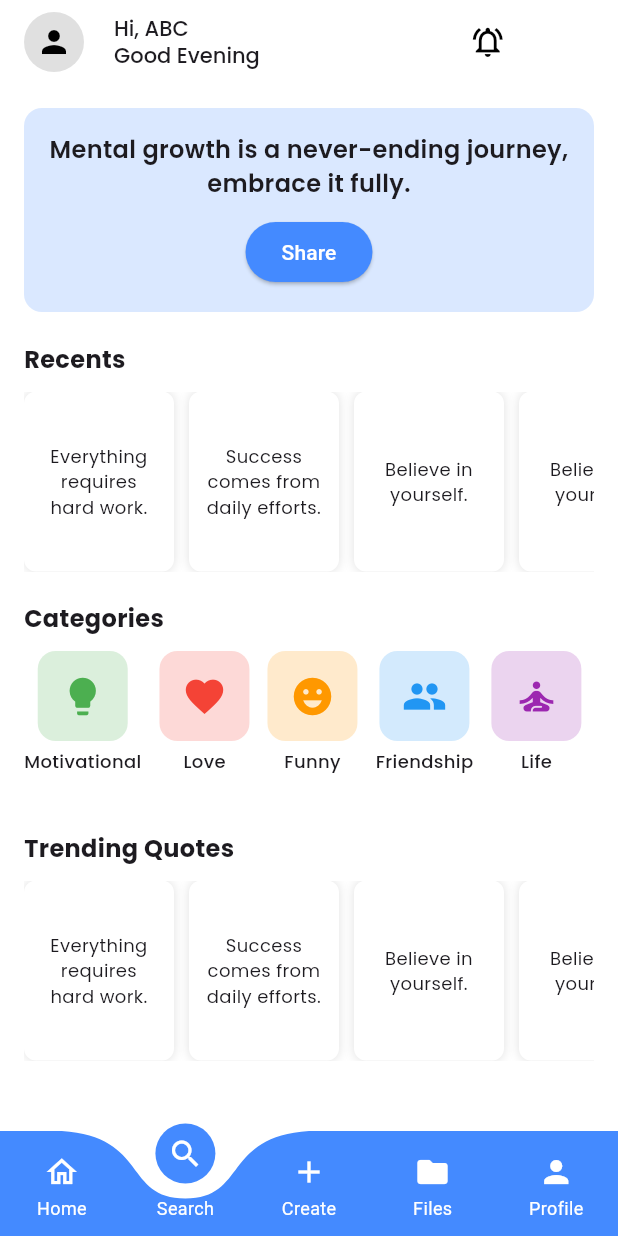
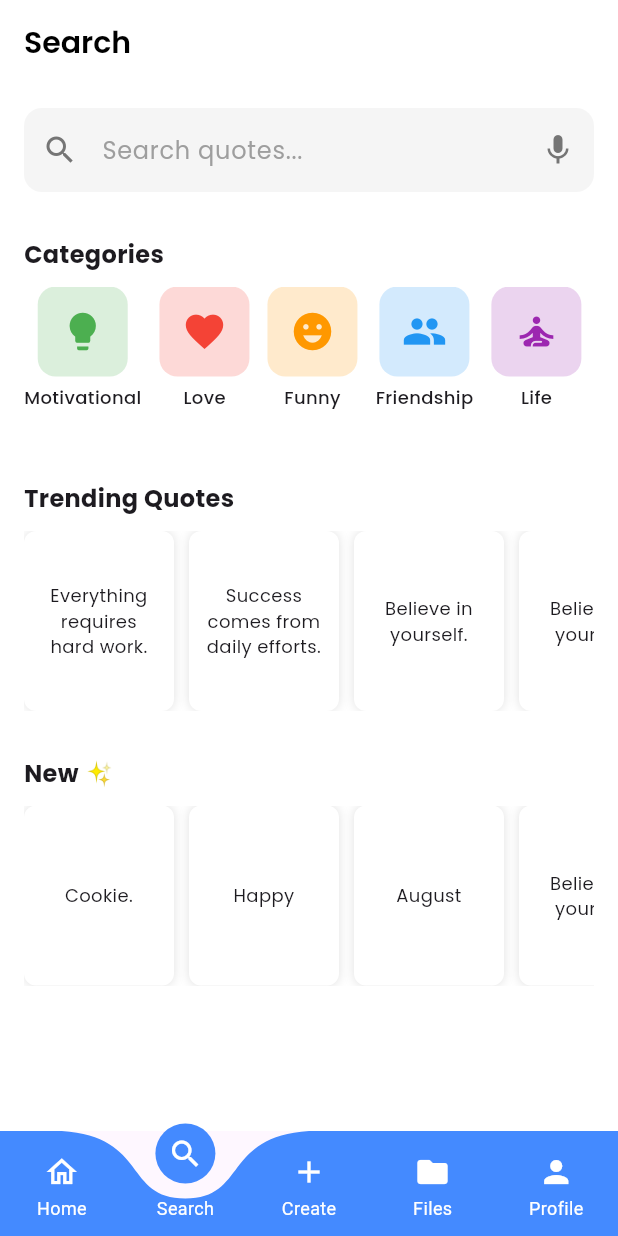
Before and after one commit to Mind-Turf-India/mtquotes, a Flutter app: the screen it shows after launch, item 2 of the bottom bar chosen, on a phone screen of 412 x 824 dp. Run offline on Flutter 3.47's test engine with Material 3 defaults, Android fonts, the phone set to English and light mode, and no system bars; drawn by our look-alikes of curved_labeled_navigation_bar; our stand-ins replace firebase_core, google_fonts; accounts and stored records are empty.

Commit message:
search screen

```diff
--- a/lib/main.dart
+++ b/lib/main.dart
@@ -1,6 +1,7 @@
 
 import 'package:flutter/material.dart';
 import 'package:mtquotes/screens/home_screen.dart';
+import 'package:mtquotes/screens/main_screen.dart';
 
 void main() {
   runApp(MyApp());
@@ -11,7 +12,7 @@ class MyApp extends StatelessWidget {
   Widget build(BuildContext context) {
     return MaterialApp(
       debugShowCheckedModeBanner: false,
-      home: HomeScreen()
+      home: MainScreen()
     );
   }
 }
--- a/lib/screens/Searchscreen.dart
+++ b/lib/screens/Searchscreen.dart
@@ -0,0 +1,156 @@
+import 'package:flutter/material.dart';
+import 'package:google_fonts/google_fonts.dart';
+
+class SearchScreen extends StatefulWidget {
+  @override
+  State<SearchScreen> createState() => _SearchScreenState();
+}
+
+class _SearchScreenState extends State<SearchScreen> {
+  final TextEditingController _searchController = TextEditingController();
+
+  @override
+  Widget build(BuildContext context) {
+    return Scaffold(
+      backgroundColor: Colors.white,
+      appBar: AppBar(
+        backgroundColor: Colors.transparent,
+        elevation: 0,
+        title: Text(
+          "Search",
+          style: GoogleFonts.poppins(
+            fontSize: 20,
+            fontWeight: FontWeight.w600,
+            color: Colors.black,
+          ),
+        ),
+      ),
+      body: SingleChildScrollView(
+        child: Padding(
+          padding: const EdgeInsets.all(16.0),
+          child: Column(
+            crossAxisAlignment: CrossAxisAlignment.start,
+            children: [
+              // Search bar
+              Container(
+                decoration: BoxDecoration(
+                  color: Colors.grey[100],
+                  borderRadius: BorderRadius.circular(12),
+                ),
+                child: TextField(
+                  controller: _searchController,
+                  decoration: InputDecoration(
+                    hintText: 'Search quotes...',
+                    hintStyle: GoogleFonts.poppins(
+                      color: Colors.grey[500],
+                    ),
+                    prefixIcon: Icon(Icons.search, color: Colors.grey[600]),
+                    suffixIcon: Icon(Icons.mic, color: Colors.grey[600]),
+                    border: InputBorder.none,
+                    contentPadding: EdgeInsets.symmetric(horizontal: 20, vertical: 16),
+                  ),
+                ),
+              ),
+              // Categories
+              SizedBox(height: 30,),
+              Text("Categories",
+                  style: GoogleFonts.poppins(
+                      fontSize: 16, fontWeight: FontWeight.bold)),
+              SizedBox(height: 10),
+              SizedBox(
+                height: 100,
+                child: ListView(
+                  scrollDirection: Axis.horizontal,
+                  children: [
+                    categoryCard(Icons.lightbulb, "Motivational", Colors.green),
+                    categoryCard(Icons.favorite, "Love", Colors.red),
+                    categoryCard(Icons.emoji_emotions, "Funny", Colors.orange),
+                    categoryCard(Icons.people, "Friendship", Colors.blue),
+                    categoryCard(Icons.self_improvement, "Life", Colors.purple),
+                  ],
+                ),
+              ),
+              SizedBox(height: 30,),
+              Text("Trending Quotes",
+                  style: GoogleFonts.poppins(
+                      fontSize: 16, fontWeight: FontWeight.bold)),
+              SizedBox(height: 10),
+              SizedBox(
+                height: 120,
+                child: ListView(
+                  scrollDirection: Axis.horizontal,
+                  children: [
+                    quoteCard("Everything requires hard work."),
+                    quoteCard("Success comes from daily efforts."),
+                    quoteCard("Believe in yourself."),
+                    quoteCard("Believe in yourself."),
+                    quoteCard("Believe in yourself."),
+                  ],
+                ),
+              ),
+              SizedBox(height: 30,),
+              Text("New ✨",
+                  style: GoogleFonts.poppins(
+                      fontSize: 16, fontWeight: FontWeight.bold)),
+              SizedBox(height: 10),
+              SizedBox(
+                height: 120,
+                child: ListView(
+                  scrollDirection: Axis.horizontal,
+                  children: [
+                    quoteCard("Cookie."),
+                    quoteCard("Happy"),
+                    quoteCard("August"),
+                    quoteCard("Believe in yourself."),
+                    quoteCard("Believe in yourself."),
+                  ],
+                ),
+              ),
+              SizedBox(height: 20),
+
+            ],
+          ),
+        ),
+      ),
+    );
+  }
+
+  Widget quoteCard(String text) {
+    return Container(
+      width: 100,
+      margin: EdgeInsets.only(right: 10),
+      padding: EdgeInsets.all(10),
+      decoration: BoxDecoration(
+        color: Colors.white,
+        borderRadius: BorderRadius.circular(8),
+        boxShadow: [BoxShadow(color: Colors.grey.shade300, blurRadius: 5)],
+      ),
+      child: Center(
+        child: Text(text,
+            textAlign: TextAlign.center,
+            style: GoogleFonts.poppins(fontSize: 12)),
+      ),
+    );
+  }
+
+  Widget categoryCard(IconData icon, String title, Color color) {
+    return Padding(
+      padding: EdgeInsets.only(right: 12),
+      child: Column(
+        children: [
+          Container(
+            width: 60,
+            height: 60,
+            decoration: BoxDecoration(
+              color: color.withOpacity(0.2),
+              borderRadius: BorderRadius.circular(12),
+            ),
+            child: Icon(icon, color: color, size: 30),
+          ),
+          SizedBox(height: 5),
+          Text(title, style: GoogleFonts.poppins(fontSize: 12, fontWeight: FontWeight.w500)),
+        ],
+      ),
+    );
+  }
+}
--- a/lib/screens/home_screen.dart
+++ b/lib/screens/home_screen.dart
@@ -1,30 +1,28 @@
 //home screen.dart
-import 'package:curved_labeled_navigation_bar/curved_navigation_bar.dart';
-import 'package:curved_labeled_navigation_bar/curved_navigation_bar_item.dart';
 import 'package:flutter/material.dart';
 import 'package:google_fonts/google_fonts.dart';
 
-class HomeScreen extends StatelessWidget {
+
+class HomeScreen extends StatefulWidget {
+  @override
+  State<HomeScreen> createState() => _HomeScreenState();
+}
+
+class _HomeScreenState extends State<HomeScreen> {
   @override
   Widget build(BuildContext context) {
     return Scaffold(
       backgroundColor: Colors.white,
-
-      //App Bar
       appBar: AppBar(
         backgroundColor: Colors.transparent,
         elevation: 0,
         title: Row(
-          // mainAxisAlignment: MainAxisAlignment.spaceBetween,
-
           children: [
             CircleAvatar(
               backgroundColor: Colors.grey[300],
               child: Icon(Icons.person, color: Colors.black),
             ),
-            SizedBox(
-              width: 20,
-            ),
+            SizedBox(width: 20),
             Text(
               "Hi, ABC\nGood Evening",
               textAlign: TextAlign.left,
@@ -33,15 +31,11 @@ class HomeScreen extends StatelessWidget {
                 fontWeight: FontWeight.w500,
               ),
             ),
-            SizedBox(
-              width: 140,
-            ),
+            SizedBox(width: 140),
             Icon(Icons.notifications_active_outlined, color: Colors.black),
           ],
         ),
       ),
-
-      // App Body
       body: SingleChildScrollView(
         child: Padding(
           padding: EdgeInsets.all(16.0),
@@ -141,52 +135,6 @@ class HomeScreen extends StatelessWidget {
           ),
         ),
       ),
-      bottomNavigationBar: CurvedNavigationBar(
-        backgroundColor: Colors.transparent,
-        color: Colors.blueAccent,
-        items: [
-          CurvedNavigationBarItem(
-              child: Icon(
-                Icons.home_outlined,
-                color: Colors.white,
-              ),
-              label: 'Home',
-              labelStyle: TextStyle(color: Colors.white, fontSize: 12)),
-          CurvedNavigationBarItem(
-              child: Icon(
-                Icons.search,
-                color: Colors.white,
-              ),
-              label: 'Search',
-              labelStyle: TextStyle(color: Colors.white, fontSize: 12)),
-          CurvedNavigationBarItem(
-              child: Icon(
-                Icons.add,
-                color: Colors.white,
-              ),
-              label: 'Create',
-              labelStyle: TextStyle(color: Colors.white, fontSize: 12)),
-          CurvedNavigationBarItem(
-              child: Icon(
-                Icons.folder,
-                color: Colors.white,
-              ),
-              label: 'Files',
-              labelStyle: TextStyle(
-                color: Colors.white,
-                fontSize: 12,
-              )),
-          CurvedNavigationBarItem(
-              child: Icon(
-                Icons.person,
-                color: Colors.white,
-              ),
-              label: 'Profile',
-              labelStyle: TextStyle(color: Colors.white, fontSize: 12)),
-
-
-        ],
-      ),
     );
   }
 
@@ -228,5 +176,4 @@ class HomeScreen extends StatelessWidget {
     ),
   );
 }
-
 }
--- /dev/null
+++ b/lib/screens/main_screen.dart
@@ -0,0 +1,67 @@
+import 'package:flutter/material.dart';
+import 'package:curved_labeled_navigation_bar/curved_navigation_bar.dart';
+import 'package:curved_labeled_navigation_bar/curved_navigation_bar_item.dart';
+import 'package:mtquotes/screens/home_screen.dart';
+import 'home_screen.dart';
+import 'Searchscreen.dart';
+
+class MainScreen extends StatefulWidget {
+  @override
+  State<MainScreen> createState() => _MainScreenState();
+}
+
+class _MainScreenState extends State<MainScreen> {
+  int _currentIndex = 0;
+
+  final List<Widget> _screens = [
+    HomeScreen(),
+    SearchScreen(),
+    Center(child: Text("Create Screen")),
+    Center(child: Text("Files Screen")),
+    Center(child: Text("Profile Screen")),
+  ];
+
+  @override
+  Widget build(BuildContext context) {
+    return Scaffold(
+      body: _screens[_currentIndex],
+      bottomNavigationBar: CurvedNavigationBar(
+        backgroundColor: Colors.transparent,
+        color: Colors.blueAccent,
+        index: _currentIndex,
+        onTap: (index) {
+          setState(() {
+            _currentIndex = index;
+          });
+        },
+        items: [
+          CurvedNavigationBarItem(
+            child: Icon(Icons.home_outlined, color: Colors.white),
+            label: 'Home',
+            labelStyle: TextStyle(color: Colors.white, fontSize: 12),
+          ),
+          CurvedNavigationBarItem(
+            child: Icon(Icons.search, color: Colors.white),
+            label: 'Search',
+            labelStyle: TextStyle(color: Colors.white, fontSize: 12),
+          ),
+          CurvedNavigationBarItem(
+            child: Icon(Icons.add, color: Colors.white),
+            label: 'Create',
+            labelStyle: TextStyle(color: Colors.white, fontSize: 12),
+          ),
+          CurvedNavigationBarItem(
+            child: Icon(Icons.folder, color: Colors.white),
+            label: 'Files',
+            labelStyle: TextStyle(color: Colors.white, fontSize: 12),
+          ),
+          CurvedNavigationBarItem(
+            child: Icon(Icons.person, color: Colors.white),
+            label: 'Profile',
+            labelStyle: TextStyle(color: Colors.white, fontSize: 12),
+          ),
+        ],
+      ),
+    );
+  }
+}
```
